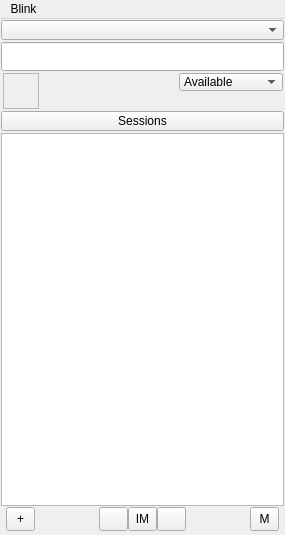
First picture: the form in resources/blink.ui, repository pol51/blink-qt, before the edit.
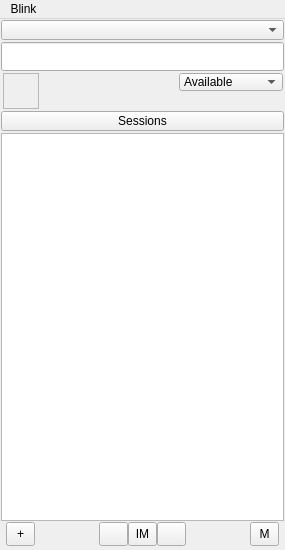
Second picture: the form after the edit. Icons and pictures are not drawn. Custom widgets are drawn as their Qt base class.

Commit message:
Increased main window height
Ignore-this: 14af64826f314cc49e5009d7066faaa7

darcs-hash:20100528153751-b22ec-50fb71ec281ca64a0b2bbe5237f0697ec511a1a9

```diff
--- a/resources/blink.ui
+++ b/resources/blink.ui
@@ -7,13 +7,13 @@
     <x>0</x>
     <y>0</y>
     <width>285</width>
-    <height>535</height>
+    <height>550</height>
    </rect>
   </property>
   <property name="minimumSize">
    <size>
     <width>285</width>
-    <height>535</height>
+    <height>550</height>
    </size>
   </property>
   <property name="windowTitle">
```
